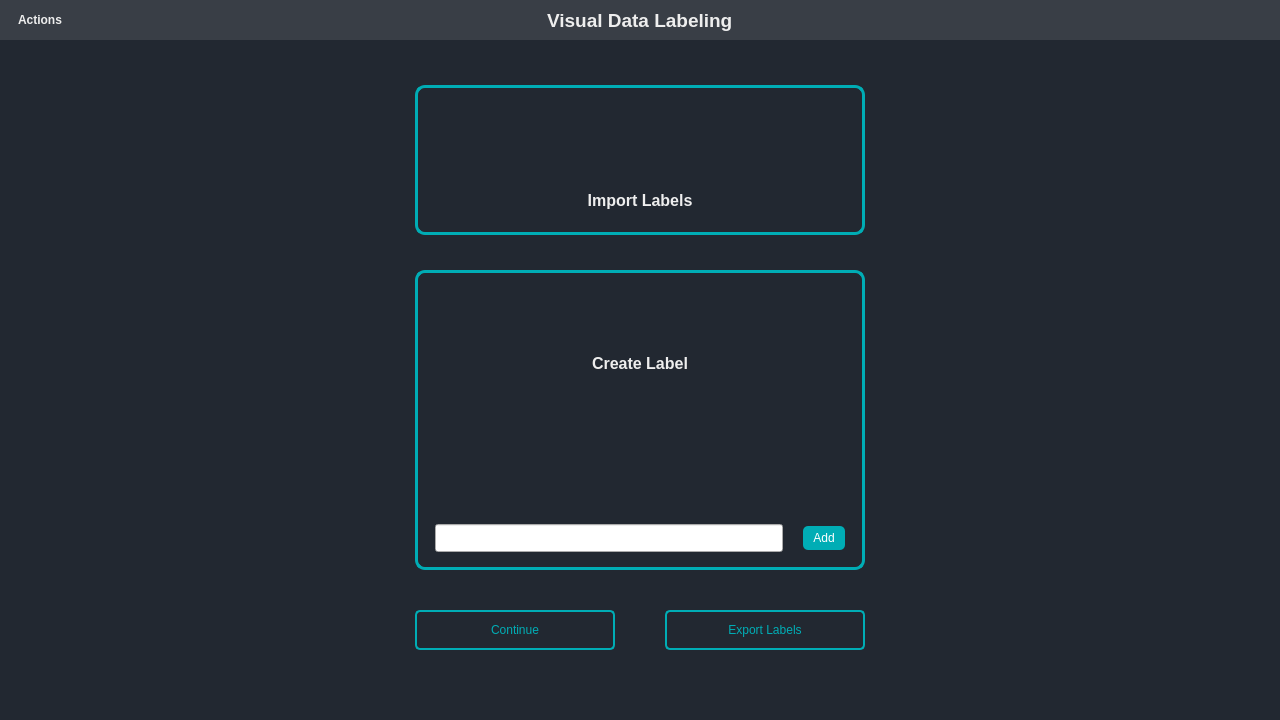
First picture: the form in templates/ui/mainWindow.ui, repository ismaildrcn/data-labeling, before the edit.
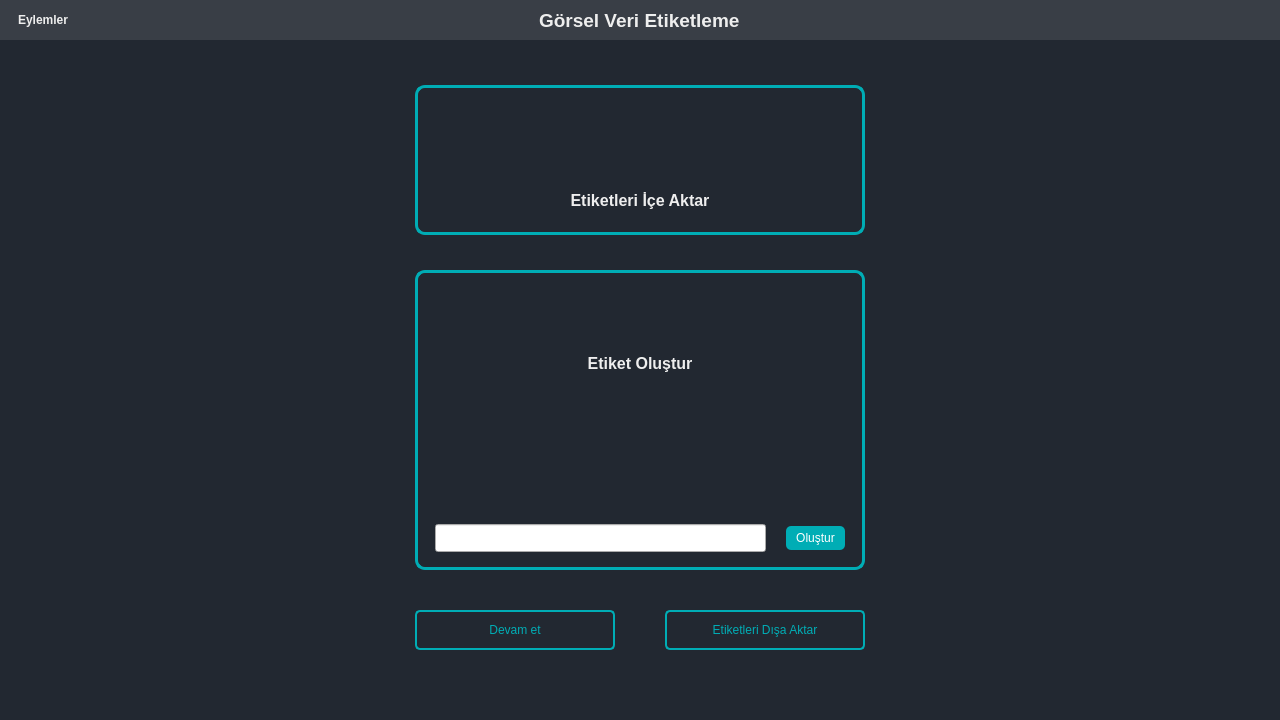
Second picture: the form after the edit. The open tabs and pages were chosen to show the change. Icons and pictures are not drawn.

```diff
--- a/templates/ui/mainWindow.ui
+++ b/templates/ui/mainWindow.ui
@@ -91,7 +91,7 @@
              </font>
             </property>
             <property name="text">
-             <string>Actions</string>
+             <string>Eylemler</string>
             </property>
             <property name="icon">
              <iconset resource="../../rcc_files/rsrc.qrc">
@@ -118,7 +118,7 @@
           </font>
          </property>
          <property name="text">
-          <string>Visual Data Labeling</string>
+          <string>Görsel Veri Etiketleme</string>
          </property>
         </widget>
        </item>
@@ -383,7 +383,7 @@
            <item>
             <widget class="QLabel" name="label_import_labels">
              <property name="text">
-              <string>&lt;html&gt;&lt;head/&gt;&lt;body&gt;&lt;p align=&quot;center&quot;&gt;&lt;span style=&quot; font-size:12pt; font-weight:600;&quot;&gt;Import Labels&lt;/span&gt;&lt;/p&gt;&lt;/body&gt;&lt;/html&gt;</string>
+              <string>&lt;html&gt;&lt;head/&gt;&lt;body&gt;&lt;p align=&quot;center&quot;&gt;&lt;span style=&quot; font-size:12pt; font-weight:600;&quot;&gt;Etiketleri İçe Aktar&lt;/span&gt;&lt;/p&gt;&lt;/body&gt;&lt;/html&gt;</string>
              </property>
             </widget>
            </item>
@@ -442,7 +442,7 @@
               <item>
                <widget class="QLabel" name="label_create_label">
                 <property name="text">
-                 <string>&lt;html&gt;&lt;head/&gt;&lt;body&gt;&lt;p align=&quot;center&quot;&gt;&lt;span style=&quot; font-size:12pt; font-weight:600;&quot;&gt;Create Label&lt;/span&gt;&lt;/p&gt;&lt;/body&gt;&lt;/html&gt;</string>
+                 <string>&lt;html&gt;&lt;head/&gt;&lt;body&gt;&lt;p align=&quot;center&quot;&gt;&lt;span style=&quot; font-size:12pt; font-weight:600;&quot;&gt;Etiket Oluştur&lt;/span&gt;&lt;/p&gt;&lt;/body&gt;&lt;/html&gt;</string>
                 </property>
                </widget>
               </item>
@@ -477,7 +477,7 @@
               <item>
                <widget class="QPushButton" name="pushButton_add_label">
                 <property name="text">
-                 <string>Add</string>
+                 <string>Oluştur</string>
                 </property>
                </widget>
               </item>
@@ -541,7 +541,7 @@
               </size>
              </property>
              <property name="text">
-              <string>Continue</string>
+              <string>Devam et</string>
              </property>
             </widget>
            </item>
@@ -554,7 +554,7 @@
               </size>
              </property>
              <property name="text">
-              <string>Export Labels</string>
+              <string>Etiketleri Dışa Aktar</string>
              </property>
             </widget>
            </item>
```
Left out of the diff: 4 changed lines with no effect on the pictures.
